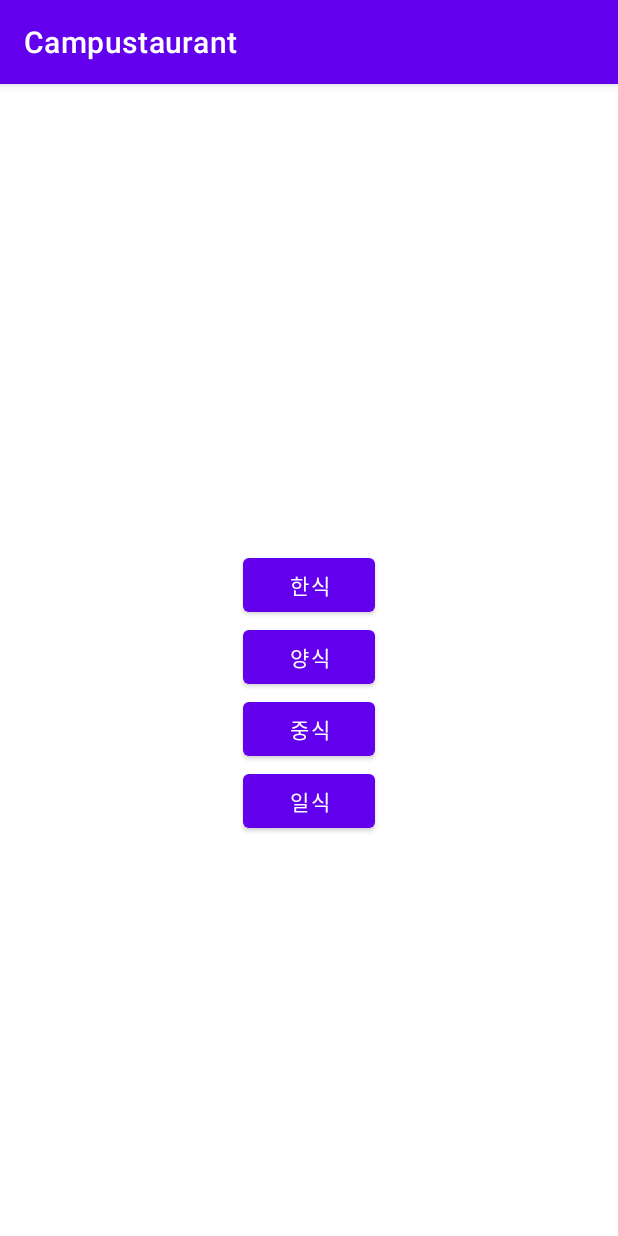
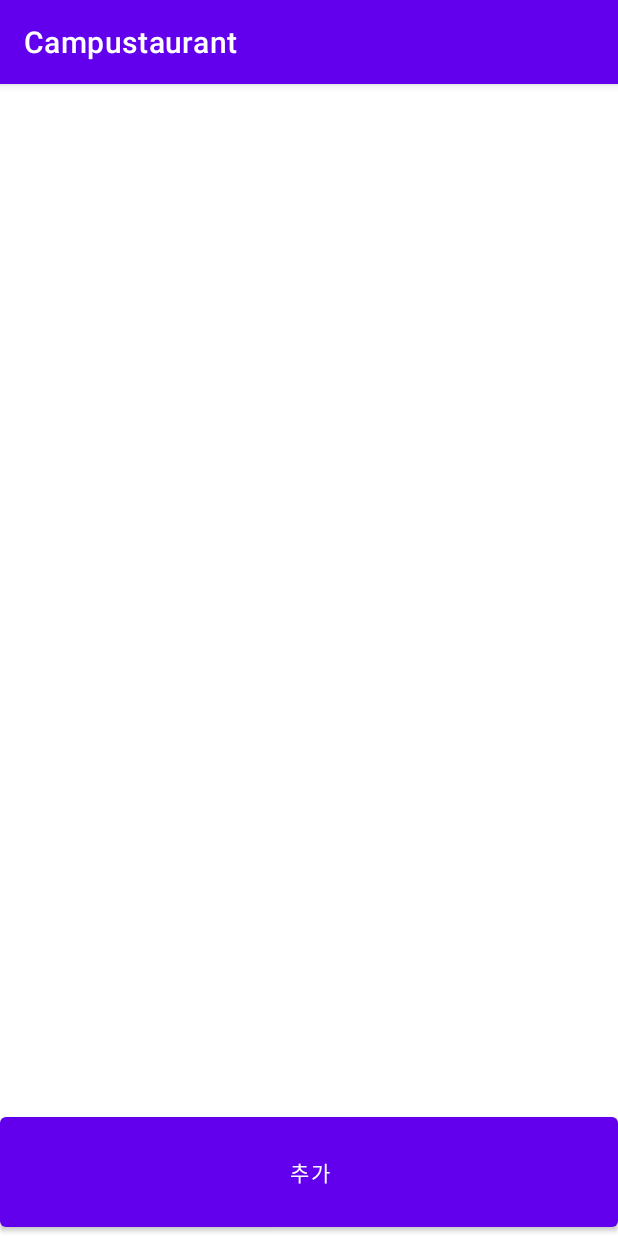
Before and after one commit to min429/Campustaurant, an Android app: the MenuSelectActivity2 screen opened directly, with no data from a screen before it, on a phone screen of 412 x 824 dp. Run offline under Robolectric (Android 15) with nearby library versions, the phone set to English and light mode, and no system bars; our stand-ins replace Firebase (no records; nobody signed in at launch, a user with empty details on screens opened directly).

Commit message:
메뉴 선택기능 수정

```diff
--- a/app/src/main/java/com/example/campustaurant/MenuSelectActivity2.java
+++ b/app/src/main/java/com/example/campustaurant/MenuSelectActivity2.java
@@ -1,14 +1,102 @@
 package com.example.campustaurant;
 
 import androidx.appcompat.app.AppCompatActivity;
+import androidx.recyclerview.widget.LinearLayoutManager;
+import androidx.recyclerview.widget.RecyclerView;
 
 import android.os.Bundle;
+import android.util.Log;
+import android.view.View;
+import android.widget.Button;
+import android.widget.Toast;
+
+import com.google.firebase.database.ChildEventListener;
+import com.google.firebase.database.DataSnapshot;
+import com.google.firebase.database.DatabaseError;
+import com.google.firebase.database.DatabaseReference;
+import com.google.firebase.database.FirebaseDatabase;
+
+import java.util.ArrayList;
 
 public class MenuSelectActivity2 extends AppCompatActivity {
+    private static final String TAG = "MenuSelectActivity2";
+
+    private ArrayList<Menu> menuArrayList;
+    private MenuSelectAdapter2 menuSelectAdapter;
+    private RecyclerView recyclerView;
+    private LinearLayoutManager linearLayoutManager;
+    FirebaseDatabase database;
 
     @Override
     protected void onCreate(Bundle savedInstanceState) {
         super.onCreate(savedInstanceState);
         setContentView(R.layout.activity_menu_select2);
+
+        database = FirebaseDatabase.getInstance();
+
+        recyclerView = (RecyclerView)findViewById(R.id.rv);
+
+        linearLayoutManager = new LinearLayoutManager(this);
+        recyclerView.setLayoutManager(linearLayoutManager);
+        // LayoutManager 설정
+
+        menuArrayList = new ArrayList<>();
+
+        menuSelectAdapter = new MenuSelectAdapter2(menuArrayList); // menuArrayList에 담긴 것들을 어댑터에 담아줌
+        recyclerView.setAdapter(menuSelectAdapter); // recyclerView에 menuSelectAdapter를 세팅해 주면 recyclerView가 이 어댑터를 사용해서 화면에 데이터를 띄워줌
+
+        DatabaseReference ref = database.getReference("food2"); // food2하위에서 데이터를 읽기 위해
+
+        // 파이어베이스가 수정이 될 때마다 실행되는 것들 (시작)
+        ref.addChildEventListener(new ChildEventListener() {
+            @Override
+            public void onChildAdded(DataSnapshot dataSnapshot, String previousChildName) { // DB에 데이터가 추가되었을 때
+                Log.d(TAG, "onChildAdded:" + dataSnapshot.getKey());
+
+                // A new comment has been added, add it to the displayed list
+                Menu menu = dataSnapshot.getValue(Menu.class); // DB에 있는 값들을 menu 객체에 가져옴
+                menuArrayList.add(menu); // 객체배열에 menu 객체를 추가
+                menuSelectAdapter.notifyDataSetChanged(); // 데이터가 바뀐다는 것을 알게 해줘야 함
+            }
+
+            @Override
+            public void onChildChanged(DataSnapshot dataSnapshot, String previousChildName) { // DB에 데이터가 수정되었을 때
+                Log.d(TAG, "onChildChanged:" + dataSnapshot.getKey());
+
+                // A comment has changed, use the key to determine if we are displaying this
+                // comment and if so displayed the changed comment.
+
+
+                // ...
+            }
+
+            @Override
+            public void onChildRemoved(DataSnapshot dataSnapshot) { // DB에 데이터가 삭제되었을 때
+                Log.d(TAG, "onChildRemoved:" + dataSnapshot.getKey());
+
+                // A comment has changed, use the key to determine if we are displaying this
+                // comment and if so remove it.
+                String commentKey = dataSnapshot.getKey();
+
+                // ...
+            }
+
+            @Override
+            public void onChildMoved(DataSnapshot dataSnapshot, String previousChildName) {
+                Log.d(TAG, "onChildMoved:" + dataSnapshot.getKey());
+
+                // A comment has changed position, use the key to determine if we are
+                // displaying this comment and if so move it.
+
+                // ...
+            }
+
+            @Override
+            public void onCancelled(DatabaseError databaseError) {
+                Toast.makeText(MenuSelectActivity2.this, "Failed to load comments.",
+                        Toast.LENGTH_SHORT).show();
+            }
+        });
+        // (끝)
     }
 }
--- a/app/src/main/res/layout/activity_menu_select2.xml
+++ b/app/src/main/res/layout/activity_menu_select2.xml
@@ -1,49 +1,31 @@
 <?xml version="1.0" encoding="utf-8"?>
-<androidx.constraintlayout.widget.ConstraintLayout xmlns:android="http://schemas.android.com/apk/res/android"
+<LinearLayout xmlns:android="http://schemas.android.com/apk/res/android"
     xmlns:app="http://schemas.android.com/apk/res-auto"
     xmlns:tools="http://schemas.android.com/tools"
     android:layout_width="match_parent"
     android:layout_height="match_parent"
-
     tools:context=".MenuSelectActivity2"
     android:orientation="vertical">
 
-    <Button
-        android:id="@+id/btn_korean"
-        android:layout_width="wrap_content"
-        android:layout_height="wrap_content"
-        android:text="한식"
-        android:layout_marginBottom="100dp"
-        app:layout_constraintBottom_toBottomOf="parent"
-        app:layout_constraintEnd_toEndOf="parent"
-        app:layout_constraintStart_toStartOf="parent"
-        app:layout_constraintTop_toTopOf="parent" />
+    <!--recyclerview: 많은 수의 데이터 집합을, 제한된 영역 내에서 유연하게(flexible) 표시할 수 있도록 만들어주는 위젯-->
+    <androidx.recyclerview.widget.RecyclerView
+        android:id="@+id/rv"
+        android:layout_width="match_parent"
+        android:layout_height="match_parent"
+        android:scrollbarFadeDuration="0"
+        android:scrollbarSize="5dp"
+        android:scrollbarThumbVertical="@android:color/darker_gray"
+        android:scrollbars="vertical"
+        android:layout_weight="1">
+
+    </androidx.recyclerview.widget.RecyclerView>
 
     <Button
-        android:id="@+id/btn_western"
-        android:layout_width="wrap_content"
-        android:layout_height="wrap_content"
-        android:text="양식"
-        app:layout_constraintEnd_toEndOf="@+id/btn_korean"
-        app:layout_constraintStart_toStartOf="@+id/btn_korean"
-        app:layout_constraintTop_toBottomOf="@+id/btn_korean" />
+        android:id="@+id/btn_add"
+        android:layout_width="match_parent"
+        android:layout_height="match_parent"
+        android:layout_weight="8"
+        android:text="추가"/>
 
-    <Button
-        android:id="@+id/btn_chinese"
-        android:layout_width="wrap_content"
-        android:layout_height="wrap_content"
-        android:text="중식"
-        app:layout_constraintEnd_toEndOf="@+id/btn_western"
-        app:layout_constraintStart_toStartOf="@+id/btn_western"
-        app:layout_constraintTop_toBottomOf="@+id/btn_western" />
 
-    <Button
-        android:id="@+id/btn_japanese"
-        android:layout_width="wrap_content"
-        android:layout_height="wrap_content"
-        android:text="일식"
-        app:layout_constraintEnd_toEndOf="@+id/btn_chinese"
-        app:layout_constraintStart_toStartOf="@+id/btn_chinese"
-        app:layout_constraintTop_toBottomOf="@+id/btn_chinese" />
-
-</androidx.constraintlayout.widget.ConstraintLayout>
+</LinearLayout>
```
Also changed, not shown: app/src/main/java/com/example/campustaurant/ChatActivity.java (+6 -5 lines), app/src/main/java/com/example/campustaurant/Menu.java (added, +17 -0 lines), app/src/main/java/com/example/campustaurant/MenuSelectAdapter2.java (added, +79 -0 lines), app/src/main/res/layout/food_list2.xml (added, +28 -0 lines).
